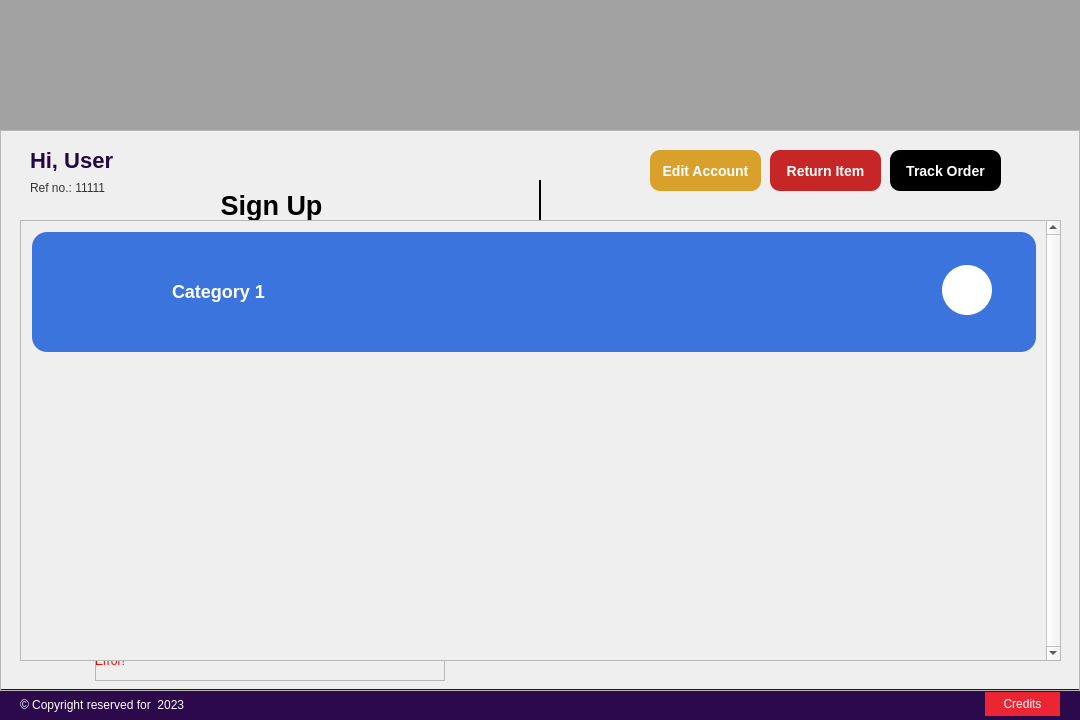
youssef-saaed/Import-and-export-company-management-system, file Import and export company management system/Importandexportcompanymanagementsystem.ui: the form before one commit.
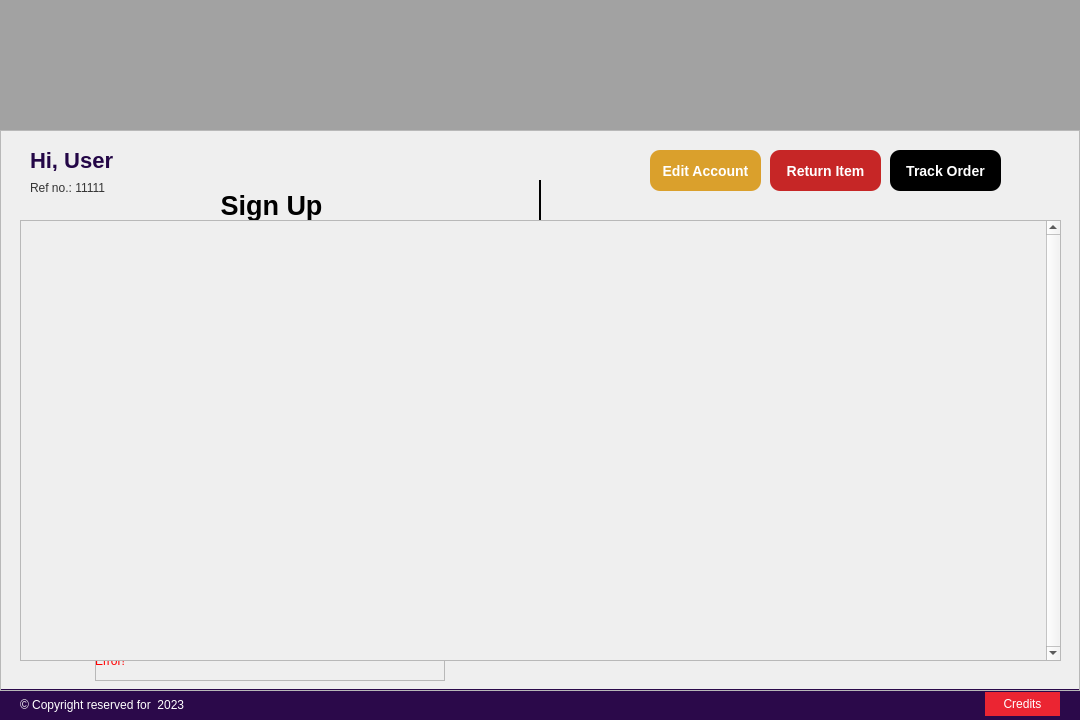
The form after the commit. Icons and pictures are not drawn.

What changed in the file:
```diff
--- a/Import and export company management system/Importandexportcompanymanagementsystem.ui
+++ b/Import and export company management system/Importandexportcompanymanagementsystem.ui
@@ -786,103 +786,6 @@
        </rect>
       </property>
       <layout class="QVBoxLayout" name="verticalLayout">
-       <item alignment="Qt::AlignTop">
-        <widget class="QWidget" name="category" native="true">
-         <property name="minimumSize">
-          <size>
-           <width>1004</width>
-           <height>120</height>
-          </size>
-         </property>
-         <property name="maximumSize">
-          <size>
-           <width>1004</width>
-           <height>120</height>
-          </size>
-         </property>
-         <property name="styleSheet">
-          <string notr="true">#category{
-background-color:rgb(60, 116, 221);
-border-radius: 15%;
-}</string>
-         </property>
-         <widget class="QLabel" name="categoryLabel">
-          <property name="geometry">
-           <rect>
-            <x>140</x>
-            <y>44</y>
-            <width>211</width>
-            <height>31</height>
-           </rect>
-          </property>
-          <property name="styleSheet">
-           <string notr="true">#categoryLabel{
-color:white;
-font-size: 18px;
-font-weight: 700;
-}</string>
-          </property>
-          <property name="text">
-           <string>Category 1</string>
-          </property>
-         </widget>
-         <widget class="QLabel" name="categoryPic">
-          <property name="geometry">
-           <rect>
-            <x>50</x>
-            <y>40</y>
-            <width>41</width>
-            <height>41</height>
-           </rect>
-          </property>
-          <property name="text">
-           <string/>
-          </property>
-          <property name="pixmap">
-           <pixmap>media/shopping-cart-icon-2.png</pixmap>
-          </property>
-          <property name="scaledContents">
-           <bool>true</bool>
-          </property>
-         </widget>
-         <widget class="QPushButton" name="categoryBtn">
-          <property name="geometry">
-           <rect>
-            <x>910</x>
-            <y>33</y>
-            <width>50</width>
-            <height>50</height>
-           </rect>
-          </property>
-          <property name="cursor">
-           <cursorShape>PointingHandCursor</cursorShape>
-          </property>
-          <property name="styleSheet">
-           <string notr="true">#categoryBtn{
-border: none;
-border-radius:25px;
-background-color:white;
-}
-#categoryBtn::hover{
-background-color:rgb(200, 200, 200);
-}</string>
-          </property>
-          <property name="text">
-           <string/>
-          </property>
-          <property name="icon">
-           <iconset>
-            <normaloff>media/right arrow.png</normaloff>media/right arrow.png</iconset>
-          </property>
-          <property name="iconSize">
-           <size>
-            <width>17</width>
-            <height>16</height>
-           </size>
-          </property>
-         </widget>
-        </widget>
-       </item>
       </layout>
      </widget>
     </widget>
```
